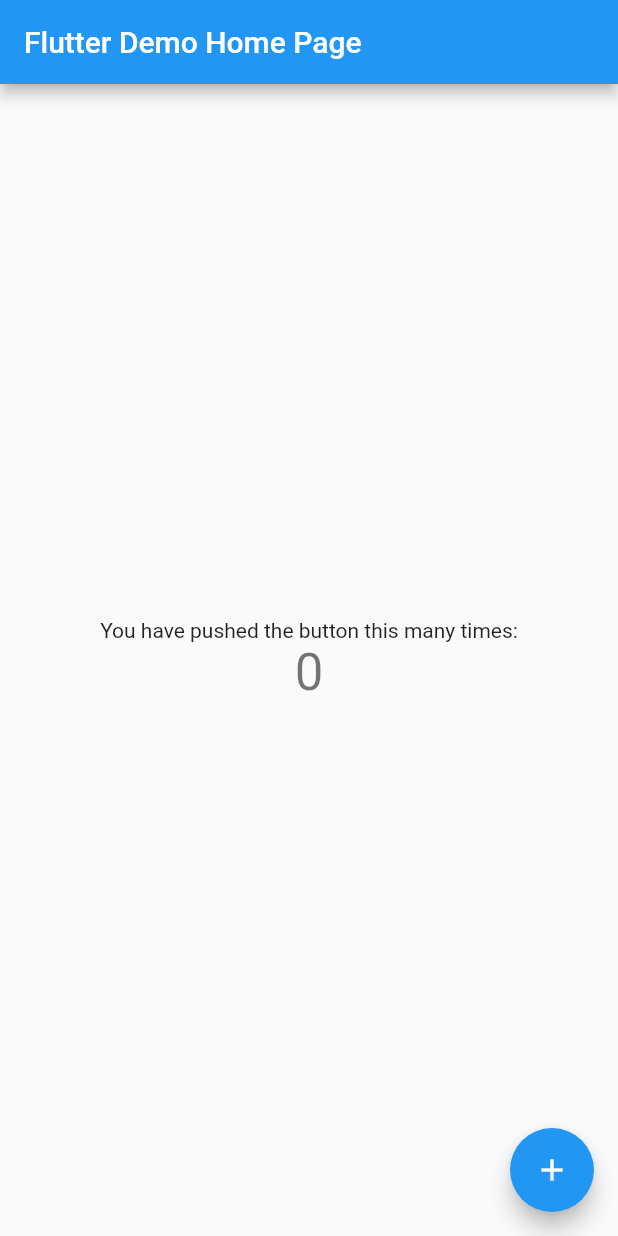
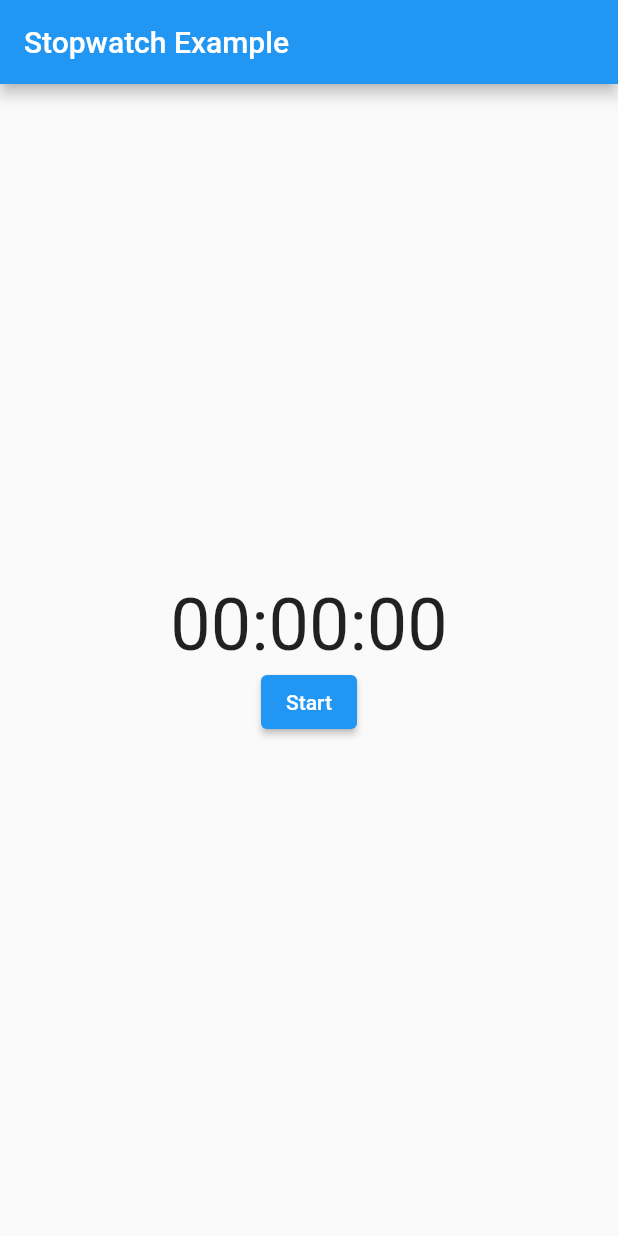
Before and after one commit to dwyl/flutter-stopwatch-tutorial, a Flutter app: the screen it shows after launch, on a phone screen of 412 x 824 dp. Run offline on Flutter 3.47's test engine with Material 2 defaults, Android fonts, the phone set to English and light mode, and no system bars.

Commit message:
feat: Basic stopwatch.

```diff
--- a/lib/main.dart
+++ b/lib/main.dart
@@ -1,115 +1,79 @@
+import 'dart:async';
+
 import 'package:flutter/material.dart';
 
 void main() {
-  runApp(const MyApp());
+  runApp(MyApp());
+}
+
+String formatTime(int milliseconds) {
+  var secs = milliseconds ~/ 1000;
+  var hours = (secs ~/ 3600).toString().padLeft(2, '0');
+  var minutes = ((secs % 3600) ~/ 60).toString().padLeft(2, '0');
+  var seconds = (secs % 60).toString().padLeft(2, '0');
+  return "$hours:$minutes:$seconds";
 }
 
 class MyApp extends StatelessWidget {
   const MyApp({super.key});
 
-  // This widget is the root of your application.
   @override
   Widget build(BuildContext context) {
-    return MaterialApp(
-      title: 'Flutter Demo',
-      theme: ThemeData(
-        // This is the theme of your application.
-        //
-        // Try running your application with "flutter run". You'll see the
-        // application has a blue toolbar. Then, without quitting the app, try
-        // changing the primarySwatch below to Colors.green and then invoke
-        // "hot reload" (press "r" in the console where you ran "flutter run",
-        // or simply save your changes to "hot reload" in a Flutter IDE).
-        // Notice that the counter didn't reset back to zero; the application
-        // is not restarted.
-        primarySwatch: Colors.blue,
-      ),
-      home: const MyHomePage(title: 'Flutter Demo Home Page'),
-    );
+    return const MaterialApp(title: 'Stopwatch Example', home: StopwatchPage());
   }
 }
 
-class MyHomePage extends StatefulWidget {
-  const MyHomePage({super.key, required this.title});
-
-  // This widget is the home page of your application. It is stateful, meaning
-  // that it has a State object (defined below) that contains fields that affect
-  // how it looks.
-
-  // This class is the configuration for the state. It holds the values (in this
-  // case the title) provided by the parent (in this case the App widget) and
-  // used by the build method of the State. Fields in a Widget subclass are
-  // always marked "final".
-
-  final String title;
+class StopwatchPage extends StatefulWidget {
+  const StopwatchPage({super.key});
 
   @override
-  State<MyHomePage> createState() => _MyHomePageState();
+  createState() => _StopwatchPageState();
 }
 
-class _MyHomePageState extends State<MyHomePage> {
-  int _counter = 0;
+class _StopwatchPageState extends State<StopwatchPage> {
+  late Stopwatch _stopwatch;
+  late Timer _timer;
 
-  void _incrementCounter() {
-    setState(() {
-      // This call to setState tells the Flutter framework that something has
-      // changed in this State, which causes it to rerun the build method below
-      // so that the display can reflect the updated values. If we changed
-      // _counter without calling setState(), then the build method would not be
-      // called again, and so nothing would appear to happen.
-      _counter++;
+  @override
+  void initState() {
+    super.initState();
+    _stopwatch = Stopwatch();
+    _timer = Timer.periodic(const Duration(milliseconds: 200), (timer) {
+      setState(() {});
     });
   }
 
   @override
+  void dispose() {
+    _timer.cancel();
+    super.dispose();
+  }
+
+  void handleStartStop() {
+    if (_stopwatch.isRunning) {
+      _stopwatch.stop();
+    } else {
+      _stopwatch.start();
+    }
+    setState(() {}); // re-render the page
+  }
+
+  @override
   Widget build(BuildContext context) {
-    // This method is rerun every time setState is called, for instance as done
-    // by the _incrementCounter method above.
-    //
-    // The Flutter framework has been optimized to make rerunning build methods
-    // fast, so that you can just rebuild anything that needs updating rather
-    // than having to individually change instances of widgets.
     return Scaffold(
-      appBar: AppBar(
-        // Here we take the value from the MyHomePage object that was created by
-        // the App.build method, and use it to set our appbar title.
-        title: Text(widget.title),
-      ),
+      appBar: AppBar(title: const Text('Stopwatch Example')),
       body: Center(
-        // Center is a layout widget. It takes a single child and positions it
-        // in the middle of the parent.
         child: Column(
-          // Column is also a layout widget. It takes a list of children and
-          // arranges them vertically. By default, it sizes itself to fit its
-          // children horizontally, and tries to be as tall as its parent.
-          //
-          // Invoke "debug painting" (press "p" in the console, choose the
-          // "Toggle Debug Paint" action from the Flutter Inspector in Android
-          // Studio, or the "Toggle Debug Paint" command in Visual Studio Code)
-          // to see the wireframe for each widget.
-          //
-          // Column has various properties to control how it sizes itself and
-          // how it positions its children. Here we use mainAxisAlignment to
-          // center the children vertically; the main axis here is the vertical
-          // axis because Columns are vertical (the cross axis would be
-          // horizontal).
           mainAxisAlignment: MainAxisAlignment.center,
           children: <Widget>[
-            const Text(
-              'You have pushed the button this many times:',
-            ),
-            Text(
-              '$_counter',
-              style: Theme.of(context).textTheme.headline4,
-            ),
+            Text(formatTime(_stopwatch.elapsedMilliseconds),
+                style: const TextStyle(fontSize: 48.0)),
+            ElevatedButton(
+                onPressed: handleStartStop,
+                child: Text(_stopwatch.isRunning ? 'Stop' : 'Start')),
           ],
         ),
       ),
-      floatingActionButton: FloatingActionButton(
-        onPressed: _incrementCounter,
-        tooltip: 'Increment',
-        child: const Icon(Icons.add),
-      ), // This trailing comma makes auto-formatting nicer for build methods.
     );
   }
 }
```
